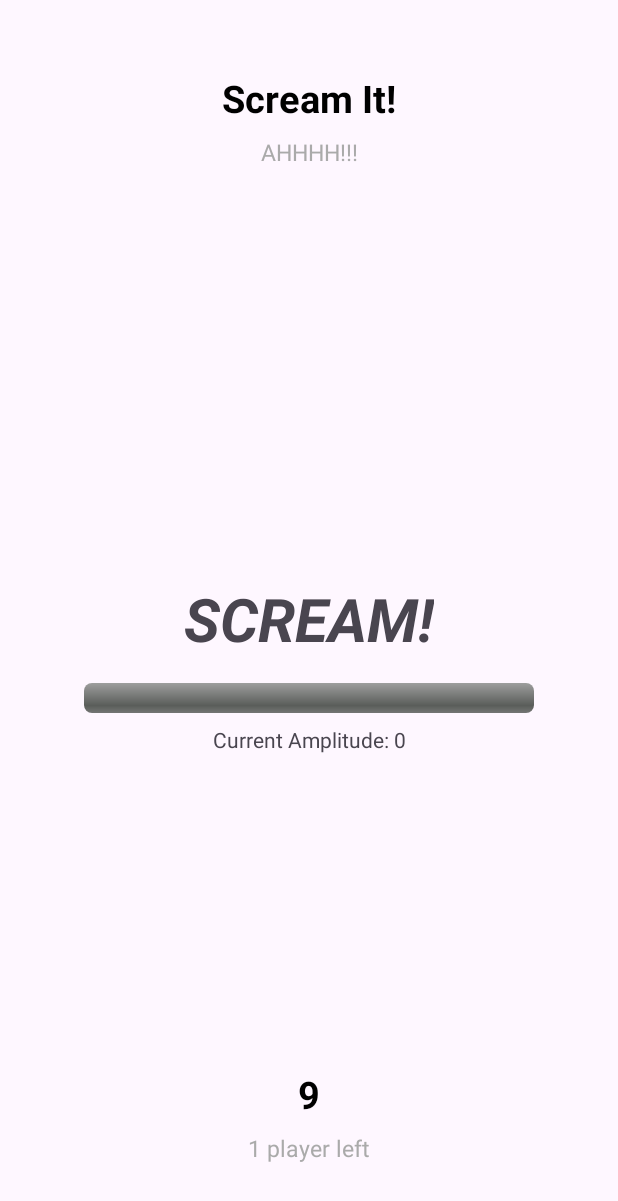
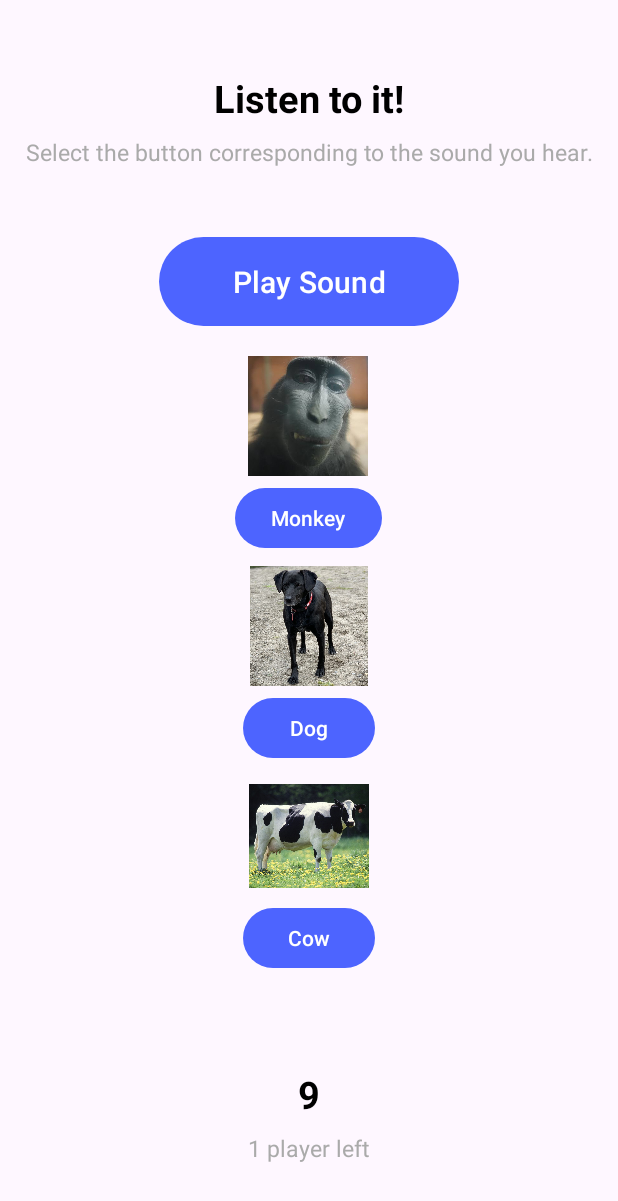
Before and after one commit to thatcherclough/Boppin-It, an Android app: the screen it shows after launch (GameplayActivity), after a tap on "PLAY", on a phone screen of 412 x 824 dp. Shown: the top 1201 px of the screen. Run offline under Robolectric (Android 15) with nearby library versions, the phone set to English and light mode, and no system bars.

Commit message:
added sound effects to listen to it

```diff
--- a/app/src/main/java/com/cs407/boppinit/activities/standard/AllActivities.kt
+++ b/app/src/main/java/com/cs407/boppinit/activities/standard/AllActivities.kt
@@ -165,35 +165,40 @@ object BopItActivityRepository {
 
     private var lastActivity: BopItActivity? = null
 
+//    fun getRandomActivity(gameMode: GameMode): BopItActivity {
+//        var newActivity: BopItActivity
+//        if (gameMode == GameMode.SOLO) {
+//            do {
+//                newActivity = activities.random()
+//            } while (newActivity == lastActivity)
+//        } else {
+//            newActivity = activities.random()
+//        }
+//        lastActivity = newActivity
+//        return newActivity
+//    }
+
+
+    // Hardcode to scream it or whatever other activity you want to test
     fun getRandomActivity(gameMode: GameMode): BopItActivity {
+        // Hardcode to return the "Scream It!" activity
+//        val screamItActivity = activities.find { it.title == "Scream It!" }
+//        if (screamItActivity != null) {
+//            return screamItActivity
+//        }
+
+        val listenToItActivity = activities.find { it.title == "Listen to it!" }
+        if (listenToItActivity != null) {
+            return listenToItActivity
+        }
+
         var newActivity: BopItActivity
-        if (gameMode == GameMode.SOLO) {
-            do {
-                newActivity = activities.random()
-            } while (newActivity == lastActivity)
-        } else {
+        do {
             newActivity = activities.random()
-        }
+        } while (newActivity == lastActivity)
         lastActivity = newActivity
         return newActivity
     }
 
 
-    // Hardcode to scream it or whatever other activity you want to test
-//    fun getRandomActivity(gameMode: GameMode): BopItActivity {
-//        // Hardcode to return the "Scream It!" activity
-//        val screamItActivity = activities.find { it.title == "Scream It!" }
-//        if (screamItActivity != null) {
-//            return screamItActivity
-//        }
-//
-//        var newActivity: BopItActivity
-//        do {
-//            newActivity = activities.random()
-//        } while (newActivity == lastActivity)
-//        lastActivity = newActivity
-//        return newActivity
-//    }
-
-
 }
```
Also changed, not shown: app/src/main/java/com/cs407/boppinit/activities/ListenToItActivity.kt (+6 -1 lines), 1 other file.
